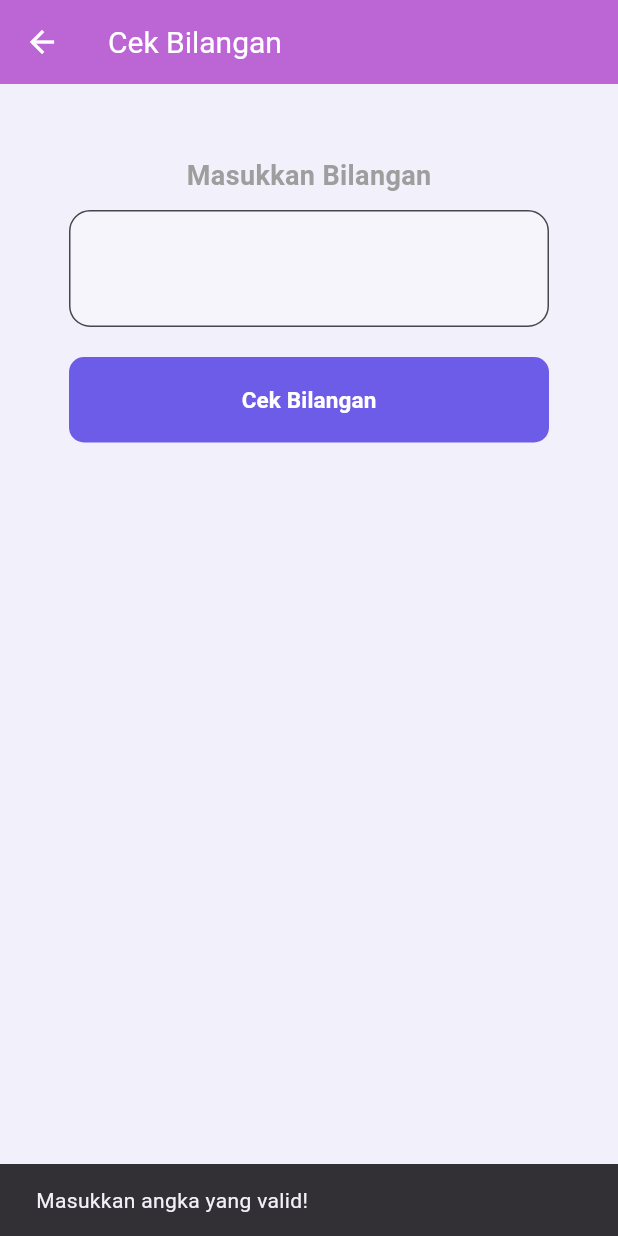
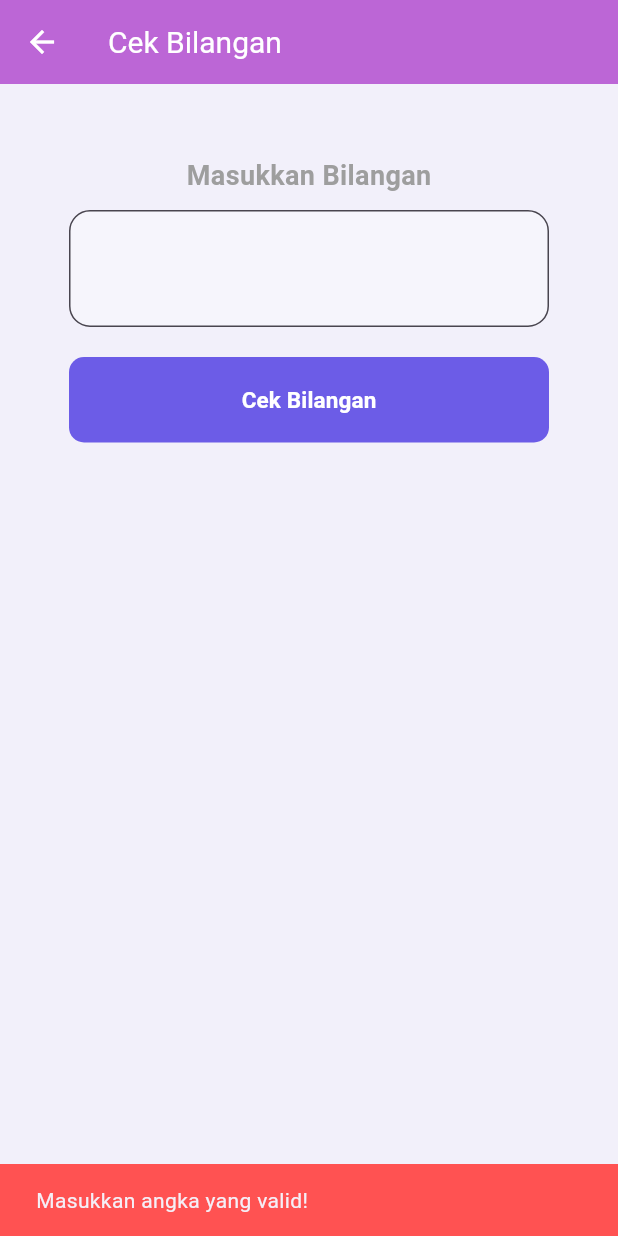
Before and after one commit to Assa-45/mobile-tugas2, a Flutter app: the InputBilangan screen opened directly, after a tap on "Cek Bilangan", on a phone screen of 412 x 824 dp. Run offline on Flutter 3.47's test engine with Material 3 defaults, Android fonts, the phone set to English and light mode, and no system bars.

Commit message:
validation

```diff
--- a/lib/menu/inputbilangan.dart
+++ b/lib/menu/inputbilangan.dart
@@ -26,7 +26,8 @@ class _InputBilanganState extends State<InputBilangan> {
     final input = int.tryParse(_controller.text);
     if (input == null) {
       ScaffoldMessenger.of(context).showSnackBar(
-        SnackBar(content: Text('Masukkan angka yang valid!')),
+        SnackBar(
+          content: Text('Masukkan angka yang valid!'), backgroundColor: Colors.redAccent,),
       );
       return;
     }
```
Also changed, not shown: lib/menu/calculate.dart (+30 -3 lines).
